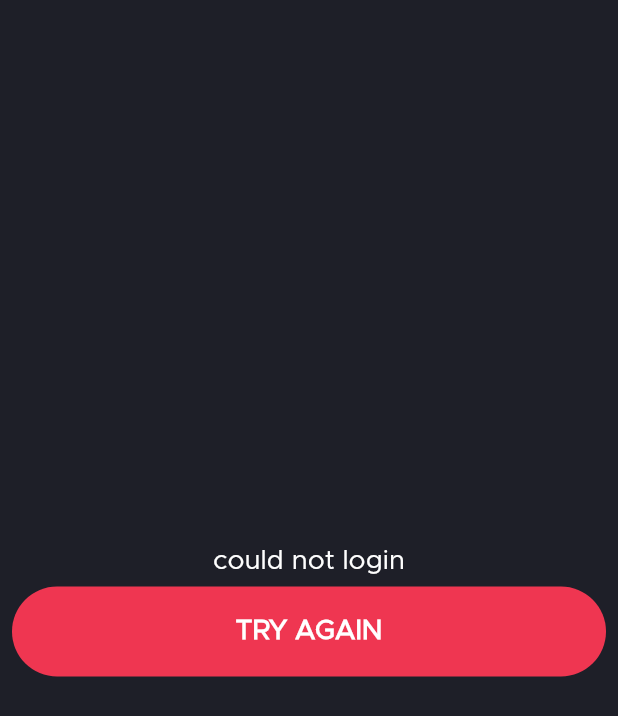
After one commit to abdulla-bey01/mvvm_sample_project, a Flutter app: the LoginResultScreen screen opened by its route, on a phone screen of 412 x 824 dp. The commit adds this screen. Shown: the top 716 px of the screen. Run offline on Flutter 3.47's test engine with Material 2 defaults, Android fonts, the phone set to English and light mode, and no system bars; our stand-ins replace shared_preferences; accounts and stored records are empty.

Commit message:
result screen and vm were added

```diff
--- a/lib/app/services/abstraction/i_login_service.dart
+++ b/lib/app/services/abstraction/i_login_service.dart
@@ -1,11 +1,6 @@
-import '../../../app/helpers/enums/request_state_enum.dart';
 import '../../../app/models/login_model.dart';
 import '../../../data/dtos/user_dto.dart';
 
 abstract class ILogInRequestService {
-  RequestState requestState;
-  ILogInRequestService({
-    required this.requestState,
-  });
   Future<UserDto?>? logIn(LoginModel? login);
 }
--- a/lib/main.dart
+++ b/lib/main.dart
@@ -1,5 +1,5 @@
 import 'package:flutter/material.dart';
-
+import 'ui/screens/login_result_screen.dart';
 import 'app/helpers/extension-methods/color_extension.dart';
 import 'ui/screens/login_screen.dart';
 
@@ -7,12 +7,16 @@ void main() {
   runApp(const MyApp());
 }
 
+final GlobalKey<NavigatorState> navigatorKey = GlobalKey<NavigatorState>();
+
 class MyApp extends StatelessWidget {
   const MyApp({Key? key}) : super(key: key);
+
   @override
   Widget build(BuildContext context) {
     return MaterialApp(
       title: 'Flutter Demo',
+      navigatorKey: navigatorKey,
       theme: ThemeData(
         primarySwatch: HexStringToColorExtension.hexStringToColor('#1E1F28')
             .convertToMaterialColor(),
@@ -26,6 +30,7 @@ class MyApp extends StatelessWidget {
       debugShowCheckedModeBanner: false,
       routes: {
         LoginScreen.route: (_) => const LoginScreen(),
+        LoginResultScreen.route: (_) => const LoginResultScreen(),
       },
       initialRoute: LoginScreen.route,
     );
--- /dev/null
+++ b/lib/ui/screens/login_result_screen.dart
@@ -0,0 +1,85 @@
+import 'package:flutter/material.dart';
+import '../../app/helpers/enums/request_state_enum.dart';
+import '../../../ui/utils/styles.dart';
+import '../../ui/view_models/abstraction/i_login_result_view_model.dart';
+import '../../ui/widgets/big_button.dart';
+
+class LoginResultScreen extends StatefulWidget {
+  const LoginResultScreen({
+    Key? key,
+    this.loginResultViewModel,
+  }) : super(key: key);
+  static const route = '/login-result-result-screen';
+  final ILoginResultViewModel? loginResultViewModel;
+
+  @override
+  _LoginResultScreenState createState() => _LoginResultScreenState();
+}
+
+class _LoginResultScreenState extends State<LoginResultScreen> {
+  late final ILoginResultViewModel? _loginResultViewModel;
+  @override
+  void initState() {
+    _loginResultViewModel = widget.loginResultViewModel;
+    _loginResultViewModel?.updateUi = setState;
+    _loginResultViewModel?.showSnackBar = _showSnackBar;
+    super.initState();
+  }
+
+  void _showSnackBar(String content) {
+    ScaffoldMessenger.of(context).showSnackBar(
+      SnackBar(
+        content: Text(
+          content,
+        ),
+      ),
+    );
+  }
+
+  @override
+  Widget build(BuildContext context) {
+    final _sizes = MediaQuery.of(context).size;
+    final _width = _sizes.width;
+    final _height = _sizes.height -
+        MediaQuery.of(context).padding.bottom -
+        MediaQuery.of(context).padding.top;
+    return Scaffold(
+      backgroundColor: Theme.of(context).colorScheme.primary,
+      body: SafeArea(
+        child: SizedBox(
+          height: _height,
+          width: _width,
+          child: _loginResultViewModel?.loginState == RequestState.waiting
+              ? const Center(
+                  child: CircularProgressIndicator(
+                    valueColor: AlwaysStoppedAnimation<Color>(Colors.white),
+                  ),
+                )
+              : Column(
+                  mainAxisAlignment: MainAxisAlignment.center,
+                  children: [
+                    Text(
+                      _loginResultViewModel?.loginState ==
+                              RequestState.successfull
+                          ? 'completely logined succesfully'
+                          : 'could not login',
+                      style: normalTextStyle,
+                    ),
+                    Padding(
+                      padding: const EdgeInsets.all(8.0),
+                      child: BigButton(
+                        text: _loginResultViewModel?.loginState ==
+                                RequestState.successfull
+                            ? 'SIGN OUT'
+                            : 'TRY AGAIN',
+                        onClick: () => _loginResultViewModel?.logOutCommand
+                            .execute(_loginResultViewModel),
+                      ),
+                    ),
+                  ],
+                ),
+        ),
+      ),
+    );
+  }
+}
--- a/lib/ui/view_models/abstraction/base_view_model.dart
+++ b/lib/ui/view_models/abstraction/base_view_model.dart
@@ -4,7 +4,10 @@ typedef UpdateUi = void Function(VoidCallback fn);
 typedef ShowSnackBar = void Function(String content);
 
 abstract class BaseViewModel {
-  final UpdateUi updateUi;
-  final ShowSnackBar showSnackBar;
-  BaseViewModel(this.updateUi, this.showSnackBar,);
+  UpdateUi? updateUi;
+  ShowSnackBar? showSnackBar;
+  BaseViewModel({
+    this.updateUi,
+    this.showSnackBar,
+  });
 }
--- /dev/null
+++ b/lib/ui/view_models/abstraction/i_login_result_view_model.dart
@@ -0,0 +1,13 @@
+import '../../../app/commands/abstraction/i_base_command.dart';
+import '../../../app/helpers/enums/request_state_enum.dart';
+import 'base_view_model.dart';
+
+abstract class ILoginResultViewModel extends BaseViewModel {
+  IBaseCommand logOutCommand;
+  RequestState loginState;
+
+  ILoginResultViewModel({
+    required this.logOutCommand,
+    required this.loginState,
+  }) : super();
+}
--- a/lib/ui/view_models/concrency/login_view_model.dart
+++ b/lib/ui/view_models/concrency/login_view_model.dart
@@ -1,6 +1,6 @@
 import 'package:flutter/material.dart';
-import 'package:mvvm_simple/app/commands/concrency/login_command.dart';
-import 'package:mvvm_simple/app/commands/concrency/logout_command.dart';
+import '../../../app/commands/concrency/login_command.dart';
+import '../../../app/commands/concrency/logout_command.dart';
 import '../../../app/models/login_model.dart';
 import '../abstraction/base_view_model.dart';
 import '../abstraction/i_login_view_model.dart';
@@ -12,8 +12,6 @@ class LoginViewModel extends ILoginViewModel {
   }) : super(
           updateUi,
           showSnackBar,
-          // LogInRequestService(),
-          // LocalTokenService(),
           TextEditingController(),
           TextEditingController(),
           loginModel: LoginModel(null, null, null),
--- a/lib/ui/widgets/arrow_button.dart
+++ b/lib/ui/widgets/arrow_button.dart
@@ -3,7 +3,7 @@ import 'package:flutter/material.dart';
 // ignore: must_be_immutable
 class ArrowButton extends StatelessWidget {
   ArrowButton({Key? key, required this.onClick}) : super(key: key);
-  late void Function() onClick;
+  late void Function()? onClick;
   @override
   Widget build(BuildContext context) {
     return IconButton(
--- a/lib/ui/widgets/big_button.dart
+++ b/lib/ui/widgets/big_button.dart
@@ -13,7 +13,7 @@ class BigButton extends StatelessWidget {
     return InkWell(
       onTap: onClick,
       child: ConstrainedBox(
-        constraints: const BoxConstraints(maxHeight: 20),
+        constraints: const BoxConstraints(maxHeight: 60),
         child: Container(
           decoration: BoxDecoration(
             color: Theme.of(context).colorScheme.secondary,
--- a/lib/ui/widgets/login_input_and_title.dart
+++ b/lib/ui/widgets/login_input_and_title.dart
@@ -58,8 +58,7 @@ class LoginInputsAndTitle extends StatelessWidget {
                   style: normalTextStyle,
                 ),
                 ArrowButton(
-                  onClick: () =>
-                      _loginViewModel.logOutCommand?.execute(_loginViewModel),
+                  onClick: null,
                 ),
               ],
             ),
```
Also changed, not shown: lib/app/commands/concrency/login_command.dart (+37 -18 lines), lib/app/commands/concrency/logout_command.dart (+9 -6 lines), lib/app/services/login_service.dart (+9 -15 lines), lib/ui/view_models/abstraction/i_login_view_model.dart (+6 -3 lines), lib/ui/view_models/concrency/login_result_view_model.dart (added, +8 -0 lines).
